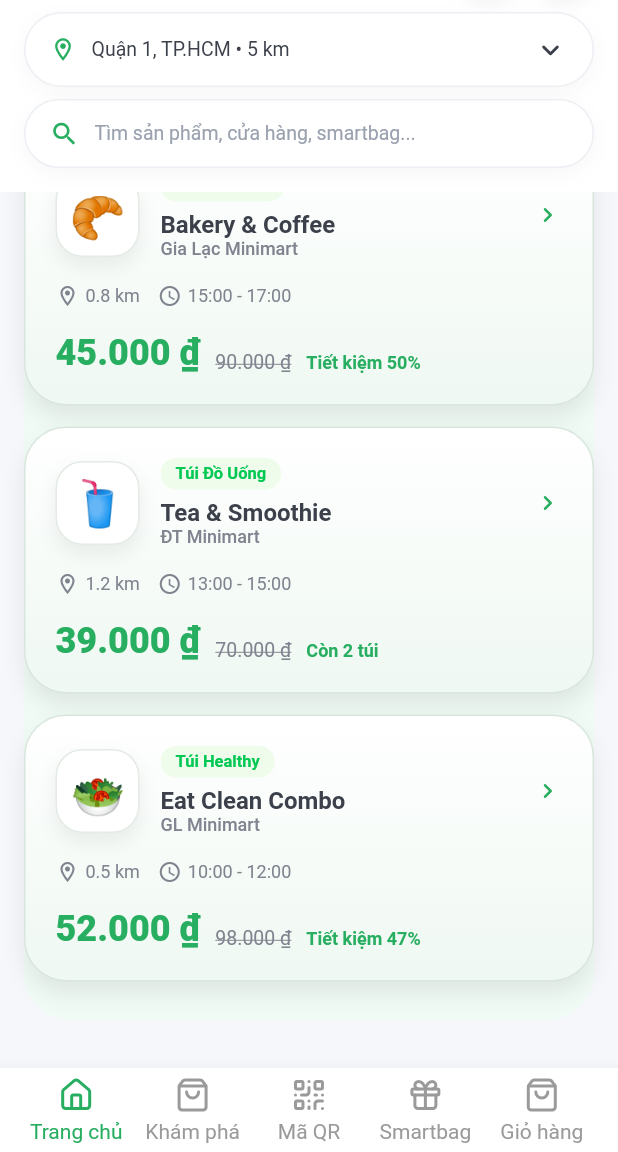
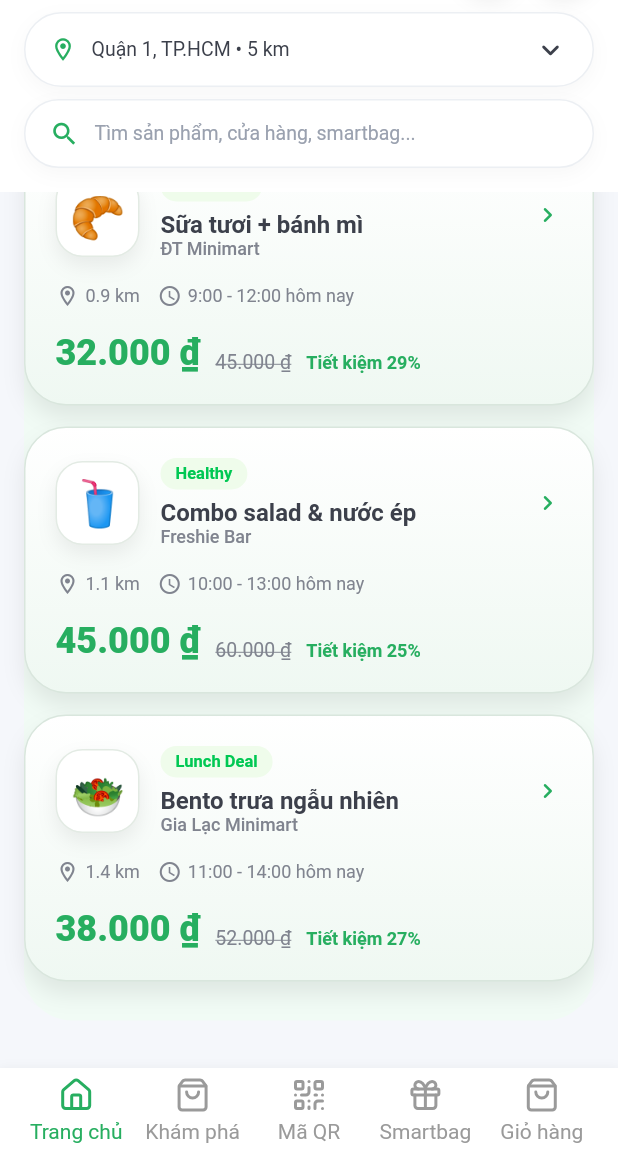
Before and after one commit to thinh55-hub/frontend_smartket, a Flutter app: the HomeScreen screen opened directly, scrolled down 890 dp, on a phone screen of 412 x 824 dp, the part 84-1236 px from its top. Run offline on Flutter 3.47's test engine with Material 3 defaults, Android fonts, the phone set to English and light mode, and no system bars; our stand-ins replace flutter_svg, google_fonts, shared_preferences; accounts and stored records are empty; network calls fail; Roboto replaces fonts that are missing (Lexend Deca, SF Pro Display).

Commit message:
feat: added full functionality of smartbag page

```diff
--- a/lib/components/product_detail_page.dart
+++ b/lib/components/product_detail_page.dart
@@ -196,7 +196,7 @@ class _ProductDetailPageState extends State<ProductDetailPage> {
                         'Thêm từ cửa hàng này',
                         style: GoogleFonts.lexendDeca(
                           color: const Color(0xFF292929),
-                          fontSize: 2, // 1.2rem (1rem = 16px)
+                          fontSize: 18, // 1.2rem (1rem = 16px)
                           fontWeight: FontWeight.w400,
                           height: 1.5, // 1.8rem line-height -> 1.5 relative to 1.2rem (150%)
                         ),
--- a/lib/core/models/smartbag.dart
+++ b/lib/core/models/smartbag.dart
@@ -8,6 +8,8 @@ class Smartbag {
   final String distance;
   final String tag;
   final String imageAsset;
+  final int? stock;
+  final String? description;
 
   const Smartbag({
     required this.id,
@@ -19,5 +21,7 @@ class Smartbag {
     required this.distance,
     required this.tag,
     required this.imageAsset,
+    this.stock,
+    this.description,
   });
 }
--- a/lib/data/mock_smartbag.dart
+++ b/lib/data/mock_smartbag.dart
@@ -1,6 +1,17 @@
+import 'dart:math';
+
 import '../core/models/smartbag.dart';
 
-const List<Smartbag> mockSmartbags = [
+final _random = Random();
+
+const List<String> _smartbagDescriptions = [
+  'Combo bánh ngọt kèm đồ uống nóng, lý tưởng cho buổi sáng bận rộn. Bạn sẽ nhận được nhiều loại bánh được làm mới trong ngày, thay đổi theo nguồn hàng mỗi sáng. Đồ uống nóng có thể là cà phê, trà hoặc ca cao tùy vào cửa hàng chuẩn bị. Túi Smartbag luôn được đóng gói gọn gàng, tiện mang đi làm hoặc đi học. Số lượng có hạn theo từng khung giờ nên hãy đặt sớm để không bị hết túi nhé.',
+  'Túi bữa sáng đủ chất với sữa, bánh mì và topping ngọt nhẹ. Các món bên trong có thể thay đổi mỗi ngày, mang đến cảm giác bất ngờ thú vị. Bạn có thể dùng ngay hoặc mang theo đến văn phòng để dùng dần trong buổi sáng. Tất cả sản phẩm đều có hạn sử dụng rõ ràng và được bảo quản đúng tiêu chuẩn. Đây là lựa chọn tiết kiệm thời gian nhưng vẫn đảm bảo năng lượng cho ngày mới.',
+  'Set salad tươi và nước ép trái cây, phù hợp cho người ăn healthy. Rau củ được sơ chế sạch sẽ, giữ trọn độ giòn và màu sắc bắt mắt. Nước sốt đi kèm được để riêng, giúp bạn dễ dàng trộn ngay trước khi ăn. Nước ép trái cây được ép trong ngày, hạn dùng ngắn để đảm bảo độ tươi. Túi Smartbag này rất thích hợp cho bữa trưa nhẹ nhàng hoặc bữa xế lành mạnh.',
+  'Bento trưa đầy đủ tinh bột, đạm và rau cho cả ngày năng lượng. Món chính sẽ thay đổi theo ngày, có thể là cơm, mì hoặc mì Ý đơn giản. Kèm theo là món phụ như rau xào, salad hoặc món chiên nướng vừa ăn. Các phần bento được đóng hộp kỹ lưỡng, thuận tiện hâm nóng lại nếu cần. Đây là lựa chọn phù hợp cho dân văn phòng muốn tiết kiệm mà vẫn no lâu.',
+];
+
+final List<Smartbag> mockSmartbags = [
   Smartbag(
     id: 'sb-1',
     title: 'Bánh ngọt & cà phê',
@@ -11,6 +22,8 @@ const List<Smartbag> mockSmartbags = [
     distance: '0.6 km',
     tag: 'Sweet Treat',
     imageAsset: 'assets/images/smartbag_image.jpg',
+    stock: 1 + _random.nextInt(6),
+    description: _smartbagDescriptions[0],
   ),
   Smartbag(
     id: 'sb-2',
@@ -22,6 +35,8 @@ const List<Smartbag> mockSmartbags = [
     distance: '0.9 km',
     tag: 'Breakfast',
     imageAsset: 'assets/images/smartbag_image.jpg',
+    stock: 1 + _random.nextInt(6),
+    description: _smartbagDescriptions[1],
   ),
   Smartbag(
     id: 'sb-3',
@@ -33,6 +48,8 @@ const List<Smartbag> mockSmartbags = [
     distance: '1.1 km',
     tag: 'Healthy',
     imageAsset: 'assets/images/smartbag_image.jpg',
+    stock: 1 + _random.nextInt(6),
+    description: _smartbagDescriptions[2],
   ),
   Smartbag(
     id: 'sb-4',
@@ -44,5 +61,7 @@ const List<Smartbag> mockSmartbags = [
     distance: '1.4 km',
     tag: 'Lunch Deal',
     imageAsset: 'assets/images/smartbag_image.jpg',
+    stock: 1 + _random.nextInt(6),
+    description: _smartbagDescriptions[3],
   ),
 ];
--- a/lib/screens/home_screen.dart
+++ b/lib/screens/home_screen.dart
@@ -18,12 +18,15 @@ import '../components/smartbag_chip_list.dart';
 import '../components/segmented_label_row.dart';
 import '../components/stat_card.dart';
 import '../components/search_pill.dart';
+import '../components/smartbag_item.dart';
 import '../core/utils/formatting.dart';
+import '../data/mock_smartbag.dart';
 import 'product_detail_screen.dart';
 import 'explore_screen.dart';
 import 'qr_screen.dart';
 import 'smartbag_screen.dart';
 import 'cart_screen.dart';
+import 'smartbag_detail_screen.dart';
 
 class HomeScreen extends StatefulWidget {
   final bool isLandscape;
@@ -374,7 +377,10 @@ class _SmartbagShelfState extends State<_SmartbagShelf> {
                     shape: RoundedRectangleBorder(borderRadius: BorderRadius.circular(999)),
                     textStyle: GoogleFonts.lexendDeca(fontWeight: FontWeight.w600),
                   ),
-                  onPressed: () {},
+                  onPressed: () {
+                    final nav = context.read<NavigationProvider>();
+                    nav.current = MainTab.smartbag;
+                  },
                   child: const Text('Xem tất cả'),
                 ),
               ],
@@ -395,7 +401,18 @@ class _SmartbagShelfState extends State<_SmartbagShelf> {
                 final deal = deals[index];
                 return KeyedSubtree(
                   key: _cardKeys[index],
-                  child: _SmartbagHighlightCard(deal: deal, highlight: index == _selectedIndex),
+                  child: GestureDetector(
+                    onTap: () {
+                      final bag = mockSmartbags[index];
+                      final dealData = SmartbagItemData.fromSmartbag(bag);
+                      Navigator.of(context).push(
+                        MaterialPageRoute(
+                          builder: (_) => SmartbagDetailScreen(deal: dealData),
+                        ),
+                      );
+                    },
+                    child: _SmartbagHighlightCard(deal: deal, highlight: index == _selectedIndex),
+                  ),
                 );
               },
             ),
@@ -664,6 +681,7 @@ class _PromoIconPainter extends CustomPainter {
 }
 
 class _SmartbagDeal {
+  final String id;
   final String tag;
   final String title;
   final String store;
@@ -673,8 +691,12 @@ class _SmartbagDeal {
   final String emoji;
   final String? originalPrice;
   final String? savingText;
+  final String imageUrl;
+  final String? description;
+  final int? stock;
 
   const _SmartbagDeal({
+    required this.id,
     required this.tag,
     required this.title,
     required this.store,
@@ -684,55 +706,46 @@ class _SmartbagDeal {
     required this.emoji,
     this.originalPrice,
     this.savingText,
+    required this.imageUrl,
+    this.description,
+    this.stock,
   });
 }
 
-const List<_SmartbagDeal> _smartbagDeals = [
-  _SmartbagDeal(
-    tag: 'Túi Ăn Sáng',
-    title: 'Bakery & Coffee',
-    store: 'Gia Lạc Minimart',
-    distance: '0.8 km',
-    price: '45.000 ₫',
-    time: '07:00 - 09:00',
-    emoji: '🥐',
-    originalPrice: '90.000 ₫',
-    savingText: 'Tiết kiệm 50%',
-  ),
-  _SmartbagDeal(
-    tag: 'Túi Ăn Chiều',
-    title: 'Bakery & Coffee',
-    store: 'Gia Lạc Minimart',
-    distance: '0.8 km',
-    price: '45.000 ₫',
-    time: '15:00 - 17:00',
-    emoji: '🥐',
-    originalPrice: '90.000 ₫',
-    savingText: 'Tiết kiệm 50%',
-  ),
-  _SmartbagDeal(
-    tag: 'Túi Đồ Uống',
-    title: 'Tea & Smoothie',
-    store: 'ĐT Minimart',
-    distance: '1.2 km',
-    price: '39.000 ₫',
-    time: '13:00 - 15:00',
-    emoji: '🥤',
-    originalPrice: '70.000 ₫',
-    savingText: 'Còn 2 túi',
-  ),
-  _SmartbagDeal(
-    tag: 'Túi Healthy',
-    title: 'Eat Clean Combo',
-    store: 'GL Minimart',
-    distance: '0.5 km',
-    price: '52.000 ₫',
-    time: '10:00 - 12:00',
-    emoji: '🥗',
-    originalPrice: '98.000 ₫',
-    savingText: 'Tiết kiệm 47%',
-  ),
-];
+List<_SmartbagDeal> _buildSmartbagDeals() {
+  const emojis = ['🥐', '🥐', '🥤', '🥗'];
+  return List<_SmartbagDeal>.generate(mockSmartbags.length, (index) {
+    final bag = mockSmartbags[index];
+    final emoji = emojis[index % emojis.length];
+    final priceLabel = '${formatCurrency(bag.price)} ₫';
+    final oldPriceLabel = '${formatCurrency(bag.oldPrice)} ₫';
+    String? savingText;
+    if (bag.oldPrice > bag.price) {
+      final percent = (1 - (bag.price / bag.oldPrice)) * 100;
+      final rounded = percent.abs().round();
+      if (rounded > 0) {
+        savingText = 'Tiết kiệm $rounded%';
+      }
+    }
+    return _SmartbagDeal(
+      id: bag.id,
+      tag: bag.tag,
+      title: bag.title,
+      store: bag.storeName,
+      distance: bag.distance,
+      price: priceLabel,
+      time: bag.pickupTime,
+      emoji: emoji,
+      originalPrice: oldPriceLabel,
+      savingText: savingText,
+      imageUrl: bag.imageAsset,
+      description: bag.description ?? bag.tag,
+      stock: bag.stock,
+    );
+  });
+}
+
+final List<_SmartbagDeal> _smartbagDeals = _buildSmartbagDeals();
 
 class _SlidingSegmentControl extends StatelessWidget {
   final int selectedIndex;
--- a/lib/screens/smartbag_detail_screen.dart
+++ b/lib/screens/smartbag_detail_screen.dart
@@ -19,6 +19,7 @@ class SmartbagDetailScreen extends StatelessWidget {
       oldPrice: deal.originalPrice != null ? _parsePrice(deal.originalPrice!) : null,
       merchantName: deal.merchant,
       category: 'Smartbag',
+      stock: deal.stock,
       imageUrl: deal.imageUrl,
     );
 
```
Also changed, not shown: lib/components/smartbag_card.dart (+22 -2 lines), lib/components/smartbag_item.dart (+20 -0 lines), lib/screens/smartbag_screen.dart (+98 -129 lines).
